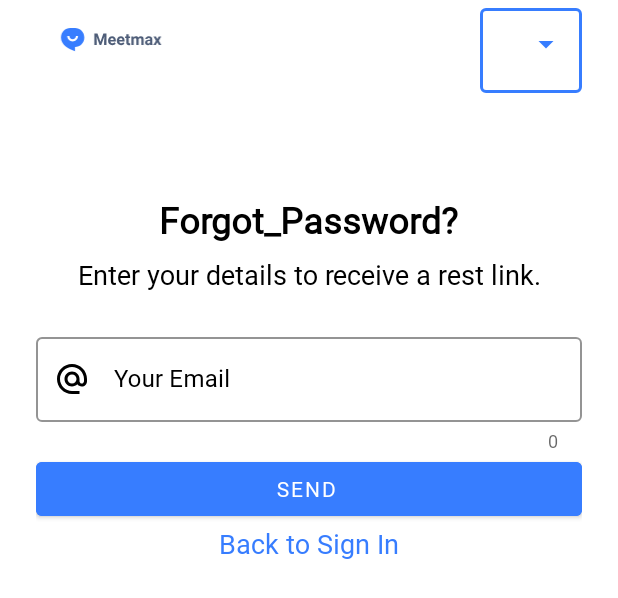
After one commit to rafi-am7/Meetmax, an Android app: the layout activity_forgot_password.xml on its own in the app's theme, with its tools: preview values and no code run, on a phone screen of 412 x 824 dp. The commit adds this screen. Shown: the top 598 px of the screen. Run offline under Robolectric (Android 15) with nearby library versions, the phone set to English and light mode, and no system bars.

Commit message:
forgot password initial design

```diff
--- a/Meetmax/app/src/main/AndroidManifest.xml
+++ b/Meetmax/app/src/main/AndroidManifest.xml
@@ -13,6 +13,9 @@
         android:theme="@style/Theme.Meetmax"
         tools:targetApi="31">
         <activity
+            android:name=".ForgotPassword"
+            android:exported="false" />
+        <activity
             android:name=".SignIn"
             android:exported="false" />
         <activity
--- a/Meetmax/app/src/main/java/com/example/meetmax/ForgetPassword.java
+++ b/Meetmax/app/src/main/java/com/example/meetmax/ForgotPassword.java
@@ -8,13 +8,13 @@ import androidx.core.graphics.Insets;
 import androidx.core.view.ViewCompat;
 import androidx.core.view.WindowInsetsCompat;
 
-public class ForgetPassword extends AppCompatActivity {
+public class ForgotPassword extends AppCompatActivity {
 
     @Override
     protected void onCreate(Bundle savedInstanceState) {
         super.onCreate(savedInstanceState);
         EdgeToEdge.enable(this);
-        setContentView(R.layout.activity_forget_password);
+        setContentView(R.layout.activity_forgot_password);
         ViewCompat.setOnApplyWindowInsetsListener(findViewById(R.id.main), (v, insets) -> {
             Insets systemBars = insets.getInsets(WindowInsetsCompat.Type.systemBars());
             v.setPadding(systemBars.left, systemBars.top, systemBars.right, systemBars.bottom);
--- a/Meetmax/app/src/main/java/com/example/meetmax/SignIn.java
+++ b/Meetmax/app/src/main/java/com/example/meetmax/SignIn.java
@@ -89,7 +89,7 @@ public class SignIn extends AppCompatActivity {
     }
     void goToForgetPasswordActivity()
     {
-        Intent intent = new Intent(SignIn.this,ForgetPassword.class);
+        Intent intent = new Intent(SignIn.this,ForgotPassword.class);
         startActivity(intent);
         finish();
     }
--- a/Meetmax/app/src/main/res/layout/activity_forget_password.xml
+++ /dev/null
@@ -1,10 +0,0 @@
-<?xml version="1.0" encoding="utf-8"?>
-<androidx.constraintlayout.widget.ConstraintLayout xmlns:android="http://schemas.android.com/apk/res/android"
-    xmlns:app="http://schemas.android.com/apk/res-auto"
-    xmlns:tools="http://schemas.android.com/tools"
-    android:id="@+id/main"
-    android:layout_width="match_parent"
-    android:layout_height="match_parent"
-    tools:context=".ForgetPassword">
-
-</androidx.constraintlayout.widget.ConstraintLayout>
--- /dev/null
+++ b/Meetmax/app/src/main/res/layout/activity_forgot_password.xml
@@ -0,0 +1,156 @@
+<?xml version="1.0" encoding="utf-8"?>
+<androidx.constraintlayout.widget.ConstraintLayout
+xmlns:android="http://schemas.android.com/apk/res/android"
+xmlns:tools="http://schemas.android.com/tools"
+xmlns:app="http://schemas.android.com/apk/res-auto"
+android:id="@+id/main"
+android:layout_width="match_parent"
+android:layout_height="match_parent"
+android:background="@color/white"
+tools:context=".ForgotPassword">
+<ImageView
+    android:id="@+id/sign_up_logo_with_text"
+    android:layout_width="152dp"
+    android:layout_height="60dp"
+    app:layout_constraintStart_toStartOf="parent"
+    app:layout_constraintLeft_toLeftOf="parent"
+    android:src="@drawable/ic_logo_with_txt"
+    tools:ignore="MissingConstraints" />
+<com.google.android.material.textfield.TextInputLayout
+    android:id="@+id/language_manu"
+    style="@style/Widget.MaterialComponents.TextInputLayout.OutlinedBox.ExposedDropdownMenu"
+    android:layout_width="wrap_content"
+    android:layout_height="wrap_content"
+    android:layout_marginStart="24dp"
+    android:layout_marginTop="10dp"
+    android:textColorHint="@color/black"
+    app:hintTextColor="@color/black"
+    app:boxBackgroundColor="@color/white"
+    app:helperTextTextColor="@color/red"
+    android:layout_marginEnd="24dp"
+    app:layout_constraintEnd_toEndOf="parent"
+    app:layout_constraintLeft_toRightOf="@+id/sign_up_logo_with_text"
+    tools:ignore="DuplicateIds,MissingConstraints">
+
+    <AutoCompleteTextView
+        android:id="@+id/language_manu_text_view"
+        android:layout_width="wrap_content"
+        android:layout_height="wrap_content"
+        android:textColor="@color/black"
+        android:inputType="none" />
+
+</com.google.android.material.textfield.TextInputLayout>
+<ScrollView
+    android:layout_marginTop="130dp"
+    android:layout_width="match_parent"
+    android:layout_height="match_parent"
+    app:layout_constraintLeft_toLeftOf="parent"
+    app:layout_constraintRight_toRightOf="parent"
+    android:layout_marginStart="24dp"
+    app:layout_constraintVertical_weight="1"
+    app:layout_constraintHorizontal_weight="1"
+    android:layout_marginEnd="24dp"
+    app:layout_constraintTop_toBottomOf="@id/sign_up_logo_with_text">
+    <androidx.constraintlayout.widget.ConstraintLayout
+        android:layout_width="match_parent"
+        android:layout_height="wrap_content">
+
+        <TextView
+            android:id="@+id/forgot_password_getting_started"
+            android:layout_width="wrap_content"
+            android:layout_height="wrap_content"
+            android:text="Forgot_Password?"
+            android:textColor="@color/black"
+            android:textSize="24sp"
+            android:textStyle="bold"
+            app:layout_constraintEnd_toEndOf="parent"
+            app:layout_constraintHorizontal_bias="0.497"
+            app:layout_constraintStart_toStartOf="parent"
+            app:layout_constraintTop_toTopOf="parent" />
+        <TextView
+            android:singleLine="false"
+            android:gravity="center_horizontal"
+            android:id="@+id/forgot_password_welcome_text_view"
+            android:layout_width="wrap_content"
+            android:layout_height="wrap_content"
+            android:text="@string/forgot_password_welcome_text"
+            android:layout_marginTop="8dp"
+            android:textColor="@color/black"
+            android:textSize="18sp"
+            app:layout_constraintEnd_toEndOf="parent"
+            app:layout_constraintStart_toStartOf="parent"
+            app:layout_constraintTop_toBottomOf="@+id/forgot_password_getting_started"
+            tools:ignore="MissingConstraints" />
+
+
+
+        <com.google.android.material.textfield.TextInputLayout
+            android:id="@+id/forgot_password_email_layout"
+            style="@style/Widget.MaterialComponents.TextInputLayout.OutlinedBox"
+            android:layout_width="match_parent"
+            android:layout_height="wrap_content"
+            android:hint="Your Email"
+            app:counterEnabled="true"
+            app:endIconMode="clear_text"
+            app:errorEnabled="true"
+            app:errorIconDrawable="@drawable/error"
+            app:layout_constraintStart_toStartOf="parent"
+            android:textColorHint="@color/black"
+            app:boxStrokeColor="@color/colorPrimary"
+            app:startIconTint="@color/black"
+            app:hintTextColor="@color/colorPrimary"
+            app:iconTint="@color/colorPrimary"
+            app:helperTextTextColor="@color/red"
+            app:layout_constraintEnd_toEndOf="parent"
+            app:layout_constraintTop_toBottomOf="@+id/forgot_password_welcome_text_view"
+            app:startIconDrawable="@drawable/baseline_alternate_email_24"
+            android:layout_marginTop="24dp">
+
+            <EditText
+                android:textColor="@color/black"
+                android:id="@+id/forgot_password_email_edit_text"
+                android:layout_width="match_parent"
+                android:layout_height="wrap_content"
+                android:inputType="text">
+
+            </EditText>
+
+        </com.google.android.material.textfield.TextInputLayout>
+
+
+        <com.google.android.material.button.MaterialButton
+            android:id="@+id/forgot_password_button"
+            style="@style/Widget.MaterialComponents.Button.Icon"
+            android:layout_width="match_parent"
+            android:layout_height="wrap_content"
+            android:layout_marginBottom="10dp"
+            android:backgroundTint="@color/colorPrimary"
+            android:text="Send"
+            android:textColor="@color/white"
+            app:iconGravity="end"
+            app:iconTint="@color/white"
+            app:layout_constraintEnd_toEndOf="parent"
+            app:layout_constraintStart_toStartOf="parent"
+            app:layout_constraintTop_toBottomOf="@+id/forgot_password_email_layout" />
+
+
+            <TextView
+
+                app:layout_constraintStart_toStartOf="parent"
+                app:layout_constraintEnd_toEndOf="parent"
+                app:layout_constraintTop_toBottomOf="@id/forgot_password_button"
+                android:id="@+id/sign_ip_button"
+                android:layout_width="wrap_content"
+                android:layout_height="wrap_content"
+                android:textSize="18sp"
+                android:textColor="@color/colorPrimary"
+                android:clickable="true"
+                android:text="Back to Sign In"/>
+
+    </androidx.constraintlayout.widget.ConstraintLayout>
+
+
+</ScrollView>
+
+
+</androidx.constraintlayout.widget.ConstraintLayout>
--- a/Meetmax/app/src/main/res/values/strings.xml
+++ b/Meetmax/app/src/main/res/values/strings.xml
@@ -2,4 +2,5 @@
     <string name="app_name">Meetmax</string>
     <string name="sign_up_welcome_text">Create an account to continue and connect with the people.</string>
     <string name="sign_in_welcome_text">Welcome back, you’ve been missed!</string>
+    <string name="forgot_password_welcome_text">Enter your details to receive a rest link.</string>
 </resources>
```
